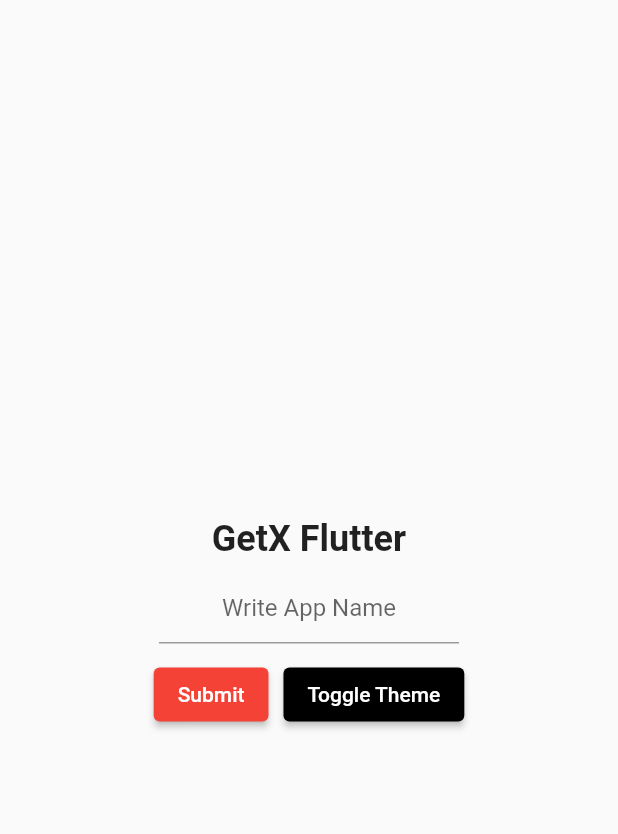
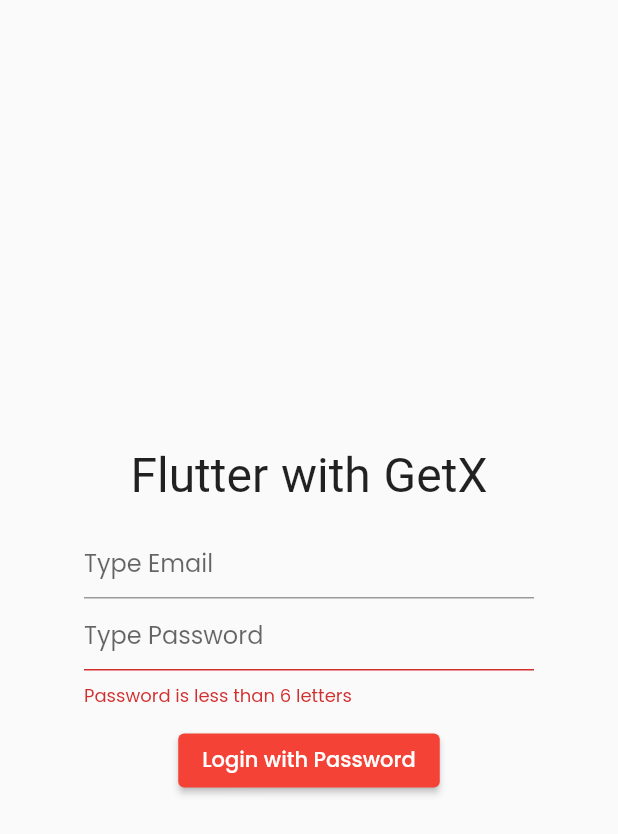
Before and after one commit to flutter-preview/anwholesquare-flutter_get_x, a Flutter app: the screen it shows after launch, on a phone screen of 412 x 824 dp. Shown: the top 834 px of the screen. Run offline on Flutter 3.47's test engine with Material 2 defaults, Android fonts, the light colour scheme and no system bars; our stand-ins replace get, get_storage, google_fonts.

Commit message:
LoginPage with ChangePasswordPage  added

```diff
--- a/lib/Controller/AppController.dart
+++ b/lib/Controller/AppController.dart
@@ -2,9 +2,9 @@
 import 'package:get/get.dart';
 
 class AppController extends GetxController {
-  var appName = "GetX Flutter".obs;
+  var messageName = "Welcome to GetX".obs;
 
-  void setAppName (String _appName) {
-    appName.value = _appName;
+  void setMessage (String messageName1) {
+    messageName.value = messageName1;
   }
 }
--- /dev/null
+++ b/lib/Controller/LoginController.dart
@@ -0,0 +1,36 @@
+import 'package:get/get.dart';
+import 'package:get_storage/get_storage.dart';
+
+class LoginController extends GetxController {
+
+    var emailRx = "null".obs;
+    var passRx = "null".obs;
+
+    final isLoggedInKey = "isLoggedIn";
+    final emailRxKey = "emailRx";
+    final passRxKey = "passRx";
+
+    final _box = GetStorage();
+    bool get isLoggedIn => _box.read(isLoggedInKey) ?? false;
+
+    void loadUser () {
+        emailRx.value = _box.read(emailRxKey) ?? "null";
+        passRx.value = _box.read(passRxKey) ?? "null";
+    }
+
+    void setUser(String email, String pass){
+      emailRx.value = email;
+      passRx.value = pass;
+      _box.write(isLoggedInKey, true);
+      _box.write(emailRxKey, email);
+      _box.write(passRxKey, pass);
+    }
+
+    void clearUser () {
+      emailRx.value = "null";
+      passRx.value = "null";
+      _box.write(emailRxKey, "null");
+      _box.write(passRxKey, "null");
+      _box.write(isLoggedInKey, false);
+    }
+}
--- a/lib/Controller/ThemeController.dart
+++ b/lib/Controller/ThemeController.dart
@@ -1,26 +1,39 @@
 import 'package:get/get.dart';
 import 'package:get_storage/get_storage.dart';
 import 'package:flutter/material.dart';
+import 'package:google_fonts/google_fonts.dart';
 
 class ThemeController extends GetxController {
     final _box = GetStorage();
     final themeModeKey = "isDarkMode";
-    bool _loadTheme() => _box.read(themeModeKey) ?? false;
+
 
     ThemeData darkTheme = ThemeData(
       primarySwatch: Colors.red,
+      fontFamily: GoogleFonts.poppins().fontFamily,
       brightness: Brightness.dark
     );
 
     ThemeData lightTheme = ThemeData(
       primarySwatch: Colors.red,
+      fontFamily: GoogleFonts.poppins().fontFamily,
       brightness: Brightness.light
     );
 
-    ThemeData get theme => _loadTheme() ? darkTheme : lightTheme;
+    void getTheme ()  {
+        bool isDark = (_box.read(themeModeKey) ?? false);
+        debugPrint("isDark: $isDark");
+        theme.value = isDark ? darkTheme : lightTheme;
+        Get.changeTheme(theme.value);
+    }
 
-    void toggleTheme () {
-      _box.write(themeModeKey, !_loadTheme());
-      Get.changeTheme(theme);
+    dynamic get theme => (_box.read(themeModeKey) ?? false) ? darkTheme.obs : lightTheme.obs;
+
+    void toggleTheme () async {
+      bool isDark = !(_box.read(themeModeKey) ?? false);
+      await _box.write(themeModeKey, isDark);
+      debugPrint("isDark: $isDark");
+      theme.value = isDark ? darkTheme : lightTheme;
+      Get.changeTheme(theme.value);
     }
 }
--- /dev/null
+++ b/lib/LoginPage.dart
@@ -0,0 +1,100 @@
+import 'package:flutter/material.dart';
+import 'package:flutter_get_x/Controller/AppController.dart';
+import 'package:flutter_get_x/Controller/LoginController.dart';
+import 'package:flutter_get_x/Controller/ThemeController.dart';
+import 'package:flutter_get_x/HomePage.dart';
+import 'package:get/get.dart';
+import 'package:google_fonts/google_fonts.dart';
+
+// ignore: must_be_immutable
+class LoginPage extends StatelessWidget {
+  LoginController loginController = Get.find<LoginController>();
+  LoginPage({super.key});
+
+  TextEditingController emailCtr = TextEditingController();
+  TextEditingController passCtr = TextEditingController();
+
+  String? validateEmail(String? value) {
+  const pattern = r"(?:[a-z0-9!#$%&'*+/=?^_`{|}~-]+(?:\.[a-z0-9!#$%&'"
+      r'*+/=?^_`{|}~-]+)*|"(?:[\x01-\x08\x0b\x0c\x0e-\x1f\x21\x23-\x5b\x5d-'
+      r'\x7f]|\\[\x01-\x09\x0b\x0c\x0e-\x7f])*")@(?:(?:[a-z0-9](?:[a-z0-9-]*'
+      r'[a-z0-9])?\.)+[a-z0-9](?:[a-z0-9-]*[a-z0-9])?|\[(?:(?:(2(5[0-5]|[0-4]'
+      r'[0-9])|1[0-9][0-9]|[1-9]?[0-9]))\.){3}(?:(2(5[0-5]|[0-4][0-9])|1[0-9]'
+      r'[0-9]|[1-9]?[0-9])|[a-z0-9-]*[a-z0-9]:(?:[\x01-\x08\x0b\x0c\x0e-\x1f\'
+      r'x21-\x5a\x53-\x7f]|\\[\x01-\x09\x0b\x0c\x0e-\x7f])+)\])';
+  final regex = RegExp(pattern);
+
+  return value!.isNotEmpty && !regex.hasMatch(value)
+      ? 'Enter a valid email address'
+      : null;
+  }
+
+  String? validatePass (String? value ) {
+    if (value.toString().length < 6) {
+      return "Password is less than 6 letters";
+    }else {
+      return null;
+    }
+  }
+
+
+  @override
+  Widget build(BuildContext context) {
+    return Scaffold(
+      body: SafeArea(
+        child: Padding(
+          padding: const EdgeInsets.all(20.0),
+          child: Container(
+            width: double.infinity,
+            child: Column(
+              mainAxisAlignment: MainAxisAlignment.center,
+              crossAxisAlignment: CrossAxisAlignment.center,
+              children: [
+                  Text("Flutter with GetX", textAlign: TextAlign.center, style: GoogleFonts.berkshireSwash(textStyle: const TextStyle(fontSize: 32 )) ),
+                  const SizedBox(height: 10,),
+                  SizedBox( width: 300,
+                    child: Form(
+                      autovalidateMode: AutovalidateMode.always,
+                      child: TextFormField(
+                        controller: emailCtr,
+                        validator: validateEmail,
+                        decoration: const InputDecoration(
+                          hintText: "Type Email"
+                        ),
+                      ),
+                    )
+                  ),
+                  SizedBox( width: 300,
+                    child: Form(
+                      autovalidateMode: AutovalidateMode.always,
+                      child: TextFormField(
+                        validator: validatePass,
+                        controller: passCtr,
+                        obscureText: true,
+                        decoration: const InputDecoration(
+                          hintText: "Type Password"
+                        ),
+                      ),
+                    )
+                  ),
+                  const SizedBox(height: 10,),
+                  ElevatedButton(
+                    onPressed: (){
+                        if (validateEmail(emailCtr.text) == null && validatePass(passCtr.text) == null) {
+                          loginController.setUser(emailCtr.text, passCtr.text);
+                          Get.off(HomePage());
+                        }else {
+                          Get.snackbar("Wrong Input", "Please fill up the form with expected values", snackPosition: SnackPosition.BOTTOM);
+                        }
+                    },
+                    child: const Text("Login with Password")
+                  )
+              ],
+            ),
+          ),
+        ),
+      )
+      ,
+    );
+  }
+}
--- a/lib/main.dart
+++ b/lib/main.dart
@@ -1,25 +1,33 @@
 import 'package:flutter/material.dart';
 import 'package:flutter_get_x/Controller/AppController.dart';
+import 'package:flutter_get_x/Controller/LoginController.dart';
 import 'package:flutter_get_x/Controller/ThemeController.dart';
 import 'package:flutter_get_x/HomePage.dart';
+import 'package:flutter_get_x/LoginPage.dart';
 import 'package:get/get.dart';
+import 'package:get_storage/get_storage.dart';
 
-void main() {
+void main() async{
+  await GetStorage.init();
   runApp(MyApp());
 }
 
+
 class MyApp extends StatelessWidget {
+  final AppController appController = Get.put(AppController());
 
-  final AppController appController = Get.put(AppController());
   final ThemeController themeController = Get.put(ThemeController());
+
+  final LoginController loginController = Get.put(LoginController());
+
   MyApp({super.key});
 
   @override
-  Widget build(BuildContext context) {
+  Widget build(BuildContext context)  {
     return GetMaterialApp(
-      home: HomePage(),
+      home: loginController.isLoggedIn ? HomePage() : LoginPage(),
       debugShowCheckedModeBanner: false,
-      theme: themeController.theme,
+      theme: themeController.theme.value,
     );
   }
 }
--- a/pubspec.yaml
+++ b/pubspec.yaml
@@ -32,6 +32,7 @@
     sdk: flutter
   get: ^4.6.1
   get_storage: ^2.0.3
+  google_fonts:  ^2.1.0
 
 
   # The following adds the Cupertino Icons font to your application.
```
Also changed, not shown: lib/ChangePassword.dart (added, +74 -0 lines), lib/HomePage.dart (+59 -8 lines), pubspec.lock, 1 other file.
